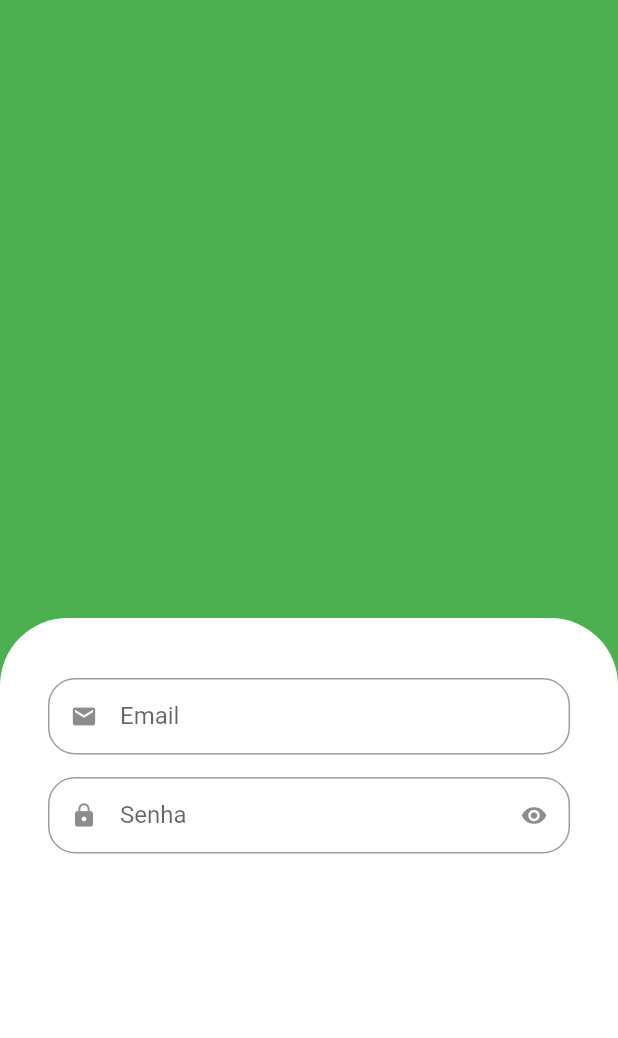
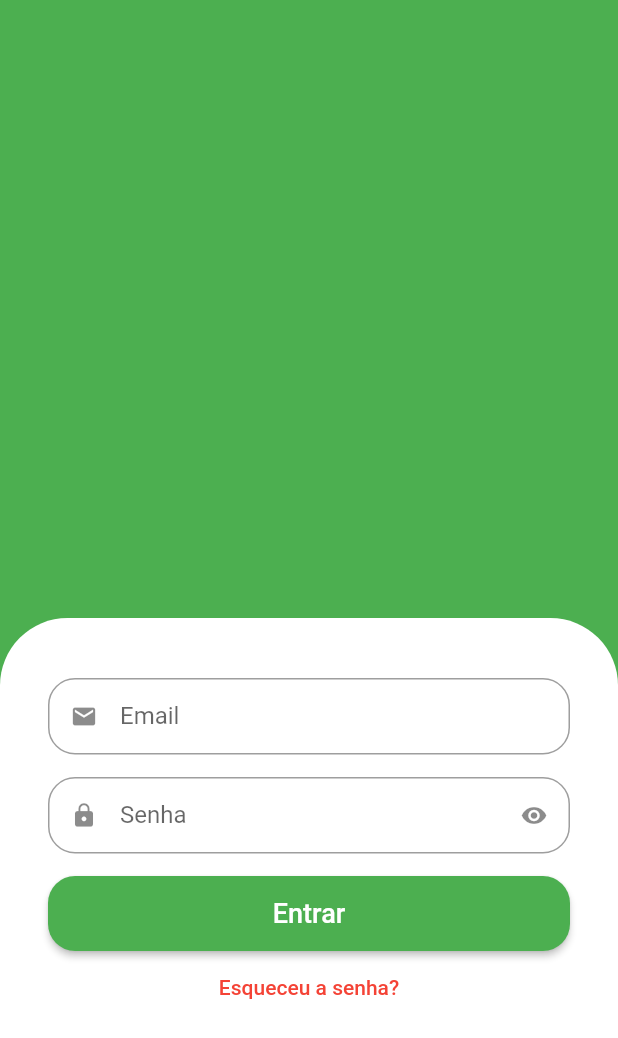
Before and after one commit to henriqueamaraldev/AppQuitanda, a Flutter app: the screen it shows after launch, on a phone screen of 412 x 824 dp. Shown: the top 1038 px of the screen. Run offline on Flutter 3.47's test engine with Material 2 defaults, Android fonts, the phone set to English and light mode, and no system bars.

Commit message:
Feat - Login button and identin

```diff
--- a/greengrocer/lib/src/auth/sign_in_screen.dart
+++ b/greengrocer/lib/src/auth/sign_in_screen.dart
@@ -22,18 +22,47 @@ class SignInScreen extends StatelessWidget {
                     borderRadius:
                         BorderRadius.vertical(top: Radius.circular(45))),
                 child: Column(
-                  children: const [
+                  crossAxisAlignment: CrossAxisAlignment.stretch,
+                  children: [
                     // Email
                     CustomTextField(
                       icon: Icons.email,
                       label: 'Email',
                       isSecret: false,
                     ),
+
                     // Senha
                     CustomTextField(
                       icon: Icons.lock,
                       label: 'Senha',
                       isSecret: true,
+                    ),
+
+                    // Botao entrar
+                    SizedBox(
+                      height: 50,
+                      child: ElevatedButton(
+                        style: ElevatedButton.styleFrom(
+                          shape: RoundedRectangleBorder(
+                            borderRadius: BorderRadius.circular(18),
+                          ),
+                        ),
+                        onPressed: () {},
+                        child: const Text(
+                          'Entrar',
+                          style: TextStyle(
+                            fontSize: 18,
+                          ),
+                        ),
+                      ),
+                    ),
+
+                    TextButton(
+                      onPressed: () {},
+                      child: const Text('Esqueceu a senha?',
+                          style: TextStyle(
+                            color: Colors.red,
+                          )),
                     )
                   ],
                 )))
```
